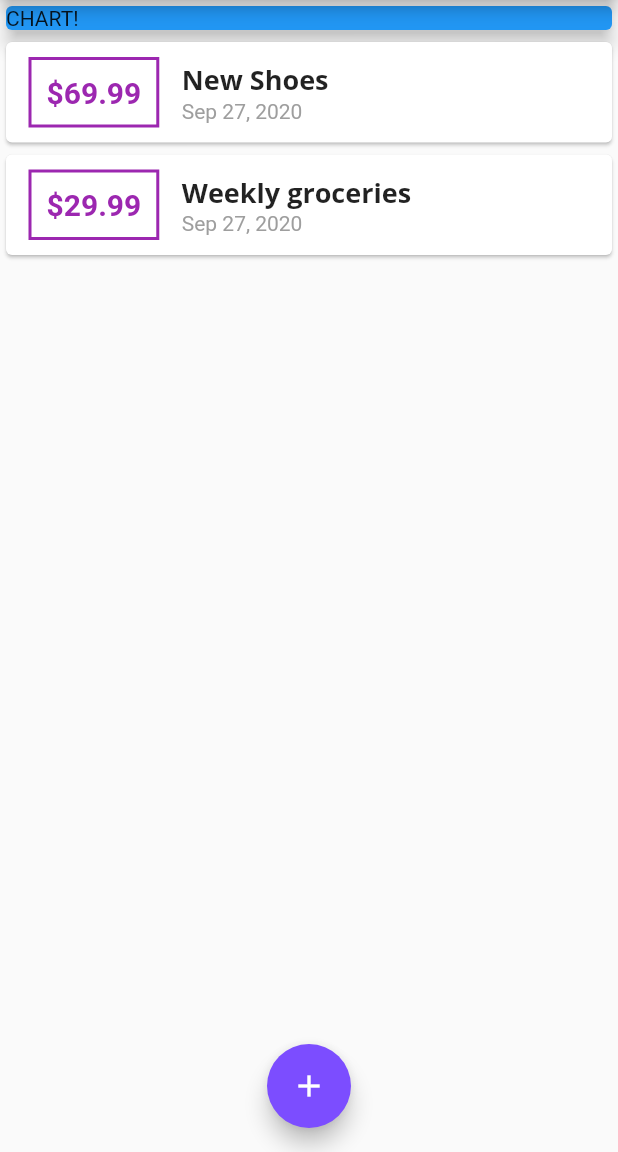
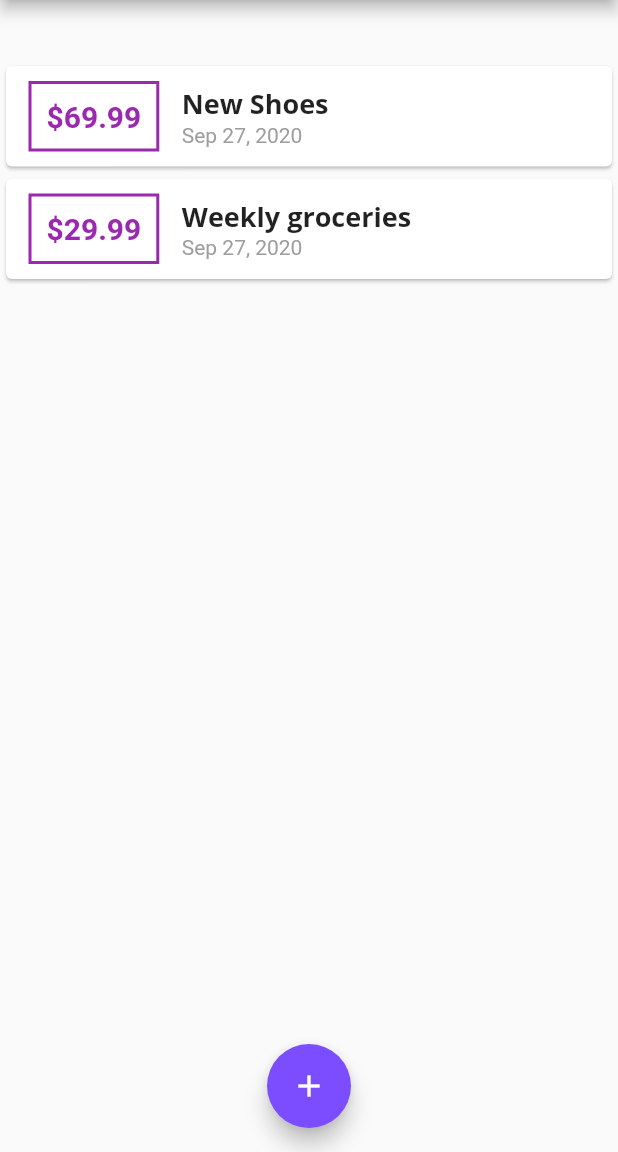
Before and after one commit to shreyassingh431/Expense_Planner-flutter-, a Flutter app: the screen it shows after launch, on a phone screen of 412 x 824 dp, the part 84-1236 px from its top. Run offline on Flutter 3.47's test engine with Material 2 defaults, Android fonts, the phone set to English and light mode, and no system bars.

Commit message:
implementation for chart demo

```diff
--- a/lib/main.dart
+++ b/lib/main.dart
@@ -1,3 +1,4 @@
+import 'package:expense_planner/widgets/chart.dart';
 import 'package:expense_planner/widgets/transaction_list.dart';
 import 'package:expense_planner/widgets/user_transaction.dart';
 import 'package:flutter/material.dart';
@@ -48,6 +49,13 @@ class _MyHomePageState extends State<MyHomePage> {
     ),
   ];
 
+  List<Transaction> get _recentTransactions{
+    //calculating all transaction younger then 7 days
+     return _userTransaction.where((tx) {
+      return tx.date.isAfter(DateTime.now().subtract(Duration(days: 7)));
+     }).toList();
+  }
+
   void _addNewTransaction(String txTitle, double txAmount) {
     final newTx = Transaction(
         title: txTitle,
@@ -90,14 +98,7 @@ class _MyHomePageState extends State<MyHomePage> {
         //mainAxisAlignment: MainAxisAlignment.start,
         crossAxisAlignment: CrossAxisAlignment.stretch,
         children: <Widget>[
-          Container(
-            width: double.infinity,
-            child: Card(
-              color: Colors.blue,
-              child: Text('CHART!'),
-              elevation: 5,
-            ),
-          ),
+          Chart(_recentTransactions),
           //UserTransaction()
           TransactionList(_userTransaction)
         ],
--- /dev/null
+++ b/lib/widgets/chart.dart
@@ -0,0 +1,42 @@
+import 'package:expense_planner/models/Transaction.dart';
+import 'package:flutter/material.dart';
+import 'package:intl/intl.dart';
+
+class Chart extends StatelessWidget {
+  final List<Transaction> recentTransactions;
+
+  Chart(this.recentTransactions);
+
+
+  List<Map<String, String>> get groupedTransactionValues {
+    return List.generate(7, (index) {  // second parameter is nothing but its taking method
+      final weekDay = DateTime.now().subtract(Duration(days: index),);
+      var totalSum = 0.0;
+
+      for(var i=0; i< recentTransactions.length; i++){
+        if(recentTransactions[i].date.day == weekDay.day && recentTransactions[i].date.month == weekDay.month &&
+            recentTransactions[i].date.year == weekDay.year){
+          totalSum += recentTransactions[i].amount;
+        }
+
+      }
+
+      print(DateFormat.E().format(weekDay));
+      print(totalSum.toString());
+      return {'day': DateFormat.E().format(weekDay), 'amount': totalSum.toString()};
+    });
+  }
+
+
+  @override
+  Widget build(BuildContext context) {
+
+    return Card(
+      elevation: 6,
+      margin: EdgeInsets.all(20),
+      child: Row(children: <Widget>[
+      ],),
+    );
+  }
+
+}
```
